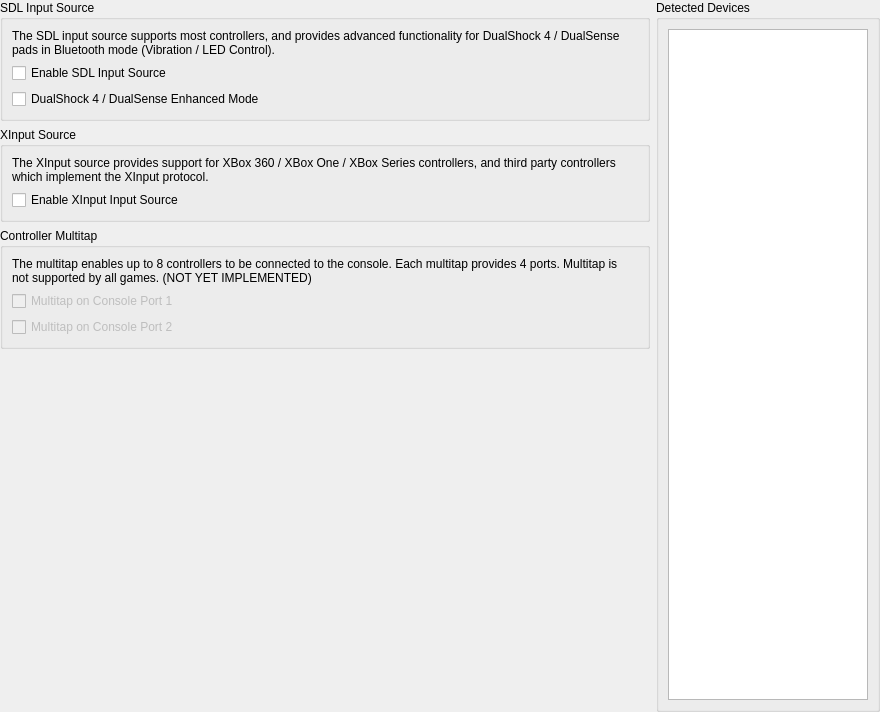
Old version of the form pcsx2-qt/Settings/ControllerGlobalSettingsWidget.ui in the repository PCSX2/pcsx2.
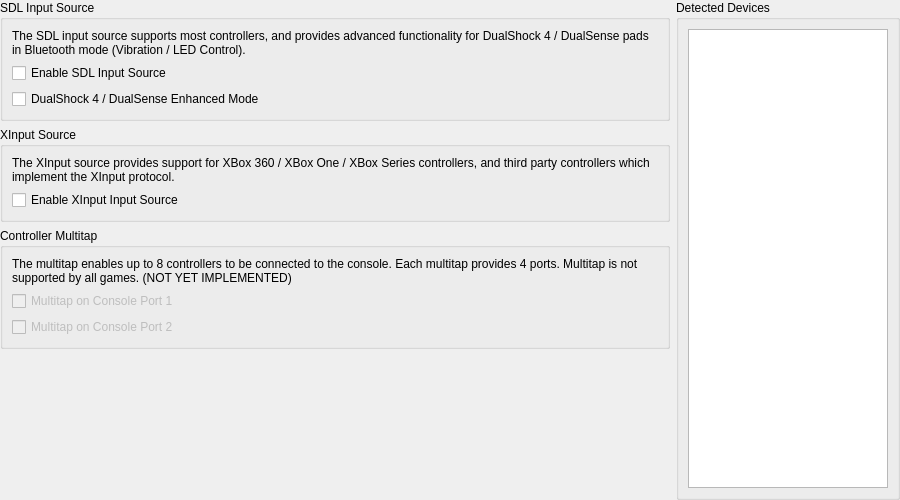
New version of the form.

Commit message:
Qt: Resize Windows + Change Framerate Presets + Lower OSD time
The main window will now correctly display the full Toolbar. Interface Settings will not go out of bounds. The OSD message for cheats and patches has been changed and the overall timing of the static (not dynamic) OSD messages are now 5 seconds instead of 10 seconds which is pretty long. Tested on 1920 x 1080 + 2560 x 1080 on 125% and 150% DPI scaling.

What changed in the file:
```diff
--- a/pcsx2-qt/Settings/ControllerGlobalSettingsWidget.ui
+++ b/pcsx2-qt/Settings/ControllerGlobalSettingsWidget.ui
@@ -6,8 +6,8 @@
    <rect>
     <x>0</x>
     <y>0</y>
-    <width>880</width>
-    <height>712</height>
+    <width>900</width>
+    <height>500</height>
    </rect>
   </property>
   <property name="windowTitle">
```
The commit also changes 7 other files.
